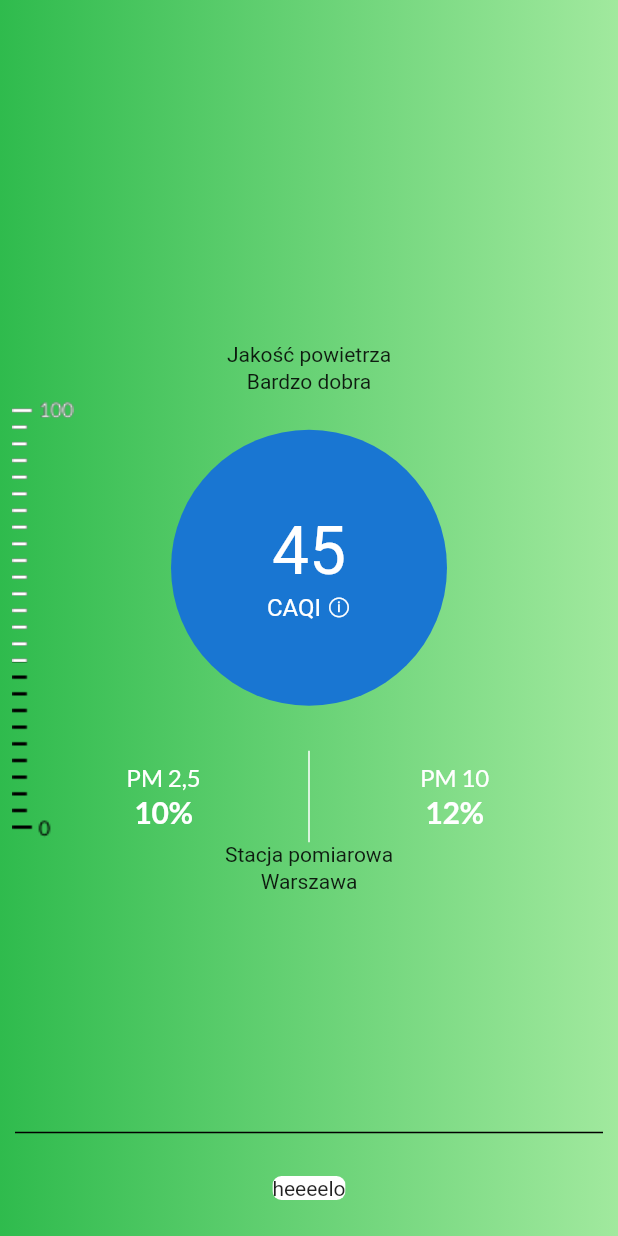
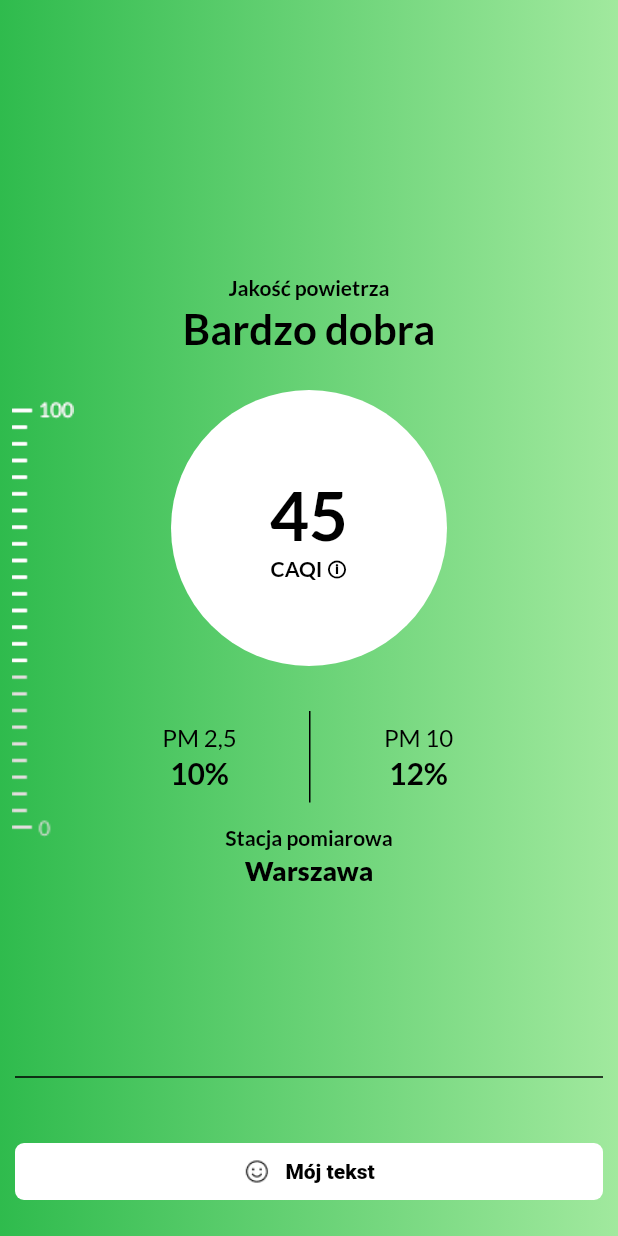
Before and after one commit to tatarmagda/weather, a Flutter app: the AirScreen screen opened directly, on a phone screen of 412 x 824 dp. Run offline on Flutter 3.47's test engine with Material 2 defaults, Android fonts, the phone set to English and light mode, and no system bars; our stand-ins replace google_fonts, weather; network calls fail; statements that could not run were skipped.

Commit message:
styling air screen

```diff
--- a/lib/air_screen.dart
+++ b/lib/air_screen.dart
@@ -33,15 +33,32 @@ class _AirScreenState extends State<AirScreen> {
             child: Column(
               mainAxisAlignment: MainAxisAlignment.center,
               children: [
-                Text("Jakość powietrza"),
+                Text(
+                  "Jakość powietrza",
+                  textAlign: TextAlign.center,
+                  style: GoogleFonts.lato(
+                      textStyle: TextStyle(fontSize: 14.0),
+                      height: 1.2,
+                      color: Color.fromARGB(255, 0, 0, 0),
+                      fontWeight: FontWeight.w700),
+                ),
                 Padding(
                   padding: EdgeInsets.only(top: 2),
                 ),
-                Text("Bardzo dobra"),
+                Text(
+                  "Bardzo dobra",
+                  textAlign: TextAlign.center,
+                  style: GoogleFonts.lato(
+                      textStyle: TextStyle(fontSize: 28.0),
+                      height: 1.2,
+                      color: Color.fromARGB(255, 0, 0, 0),
+                      fontWeight: FontWeight.w700),
+                ),
                 Padding(
                   padding: EdgeInsets.only(top: 24),
                 ),
                 CircleAvatar(
+                  backgroundColor: Colors.white,
                   radius: 92,
                   child: Center(
                     child: Container(
@@ -51,11 +68,20 @@ class _AirScreenState extends State<AirScreen> {
                           Text(
                             "45",
                             textAlign: TextAlign.center,
-                            style: TextStyle(fontSize: 44),
+                            style: GoogleFonts.lato(
+                                textStyle: TextStyle(fontSize: 45.0),
+                                height: 1.2,
+                                color: Color.fromARGB(255, 0, 0, 0),
+                                fontWeight: FontWeight.w700),
                           ),
                           Text(
                             "CAQI ⓘ",
                             textAlign: TextAlign.center,
+                            style: GoogleFonts.lato(
+                                textStyle: TextStyle(fontSize: 14.0),
+                                height: 1.2,
+                                color: Color.fromARGB(255, 0, 0, 0),
+                                fontWeight: FontWeight.w600),
                           ),
                         ],
                       ),
@@ -82,7 +108,7 @@ class _AirScreenState extends State<AirScreen> {
                                 style: GoogleFonts.lato(
                                     textStyle: TextStyle(fontSize: 16.0),
                                     height: 1.2,
-                                    color: Colors.white,
+                                    color: Color.fromARGB(255, 0, 0, 0),
                                     fontWeight: FontWeight.w500),
                               ),
                               Padding(
@@ -94,7 +120,7 @@ class _AirScreenState extends State<AirScreen> {
                                 style: GoogleFonts.lato(
                                     textStyle: TextStyle(fontSize: 20.0),
                                     height: 1.2,
-                                    color: Colors.white,
+                                    color: Color.fromARGB(255, 0, 0, 0),
                                     fontWeight: FontWeight.bold),
                               ),
                             ],
@@ -102,9 +128,9 @@ class _AirScreenState extends State<AirScreen> {
                         ),
                       ),
                       VerticalDivider(
-                        width: 48.0,
+                        width: 0.0,
                         thickness: 1.0,
-                        color: Colors.white,
+                        color: Color.fromARGB(255, 0, 0, 0),
                       ),
                       Padding(
                         padding: const EdgeInsets.all(8.0),
@@ -119,7 +145,7 @@ class _AirScreenState extends State<AirScreen> {
                                 style: GoogleFonts.lato(
                                     textStyle: TextStyle(fontSize: 16.0),
                                     height: 1.2,
-                                    color: Colors.white,
+                                    color: Color.fromARGB(255, 0, 0, 0),
                                     fontWeight: FontWeight.w500),
                               ),
                               Padding(
@@ -131,7 +157,7 @@ class _AirScreenState extends State<AirScreen> {
                                 style: GoogleFonts.lato(
                                     textStyle: TextStyle(fontSize: 20.0),
                                     height: 1.2,
-                                    color: Colors.white,
+                                    color: Color.fromARGB(255, 0, 0, 0),
                                     fontWeight: FontWeight.bold),
                               ),
                             ],
@@ -141,9 +167,17 @@ class _AirScreenState extends State<AirScreen> {
                     ],
                   ),
                 ),
-                Text(
+                Padding(
+                  padding: const EdgeInsets.only(top: 15.0),
+                  child: Text(
                     "Stacja pomiarowa",
                     textAlign: TextAlign.center,
+                    style: GoogleFonts.lato(
+                        textStyle: TextStyle(fontSize: 14.0),
+                        height: 1.2,
+                        color: Color.fromARGB(255, 0, 0, 0),
+                        fontWeight: FontWeight.w600),
+                  ),
                 ),
                 Padding(
                   padding: EdgeInsets.only(top: 2.0),
@@ -151,6 +185,14 @@ class _AirScreenState extends State<AirScreen> {
                 Text(
                   "Warszawa",
                   textAlign: TextAlign.center,
+                  style: GoogleFonts.lato(
+                      textStyle: TextStyle(fontSize: 18.0),
+                      height: 1.2,
+                      color: Color.fromARGB(255, 0, 0, 0),
+                      fontWeight: FontWeight.w900),
+                ),
+                Padding(
+                  padding: EdgeInsets.only(top: 50),
                 ),
               ],
             ),
@@ -168,10 +210,9 @@ class _AirScreenState extends State<AirScreen> {
                     child: Align(
                       alignment: Alignment.topLeft,
                       heightFactor: 1,
-                      child: Image.asset(
-                        "icons/danger-value-negative.png",
+                      child: Image.asset("icons/danger-value-negative.png",
                           scale: 0.9,
-                      ),
+                          color: Color.fromARGB(255, 226, 221, 221)),
                     ),
                   ),
                   ClipRect(
@@ -204,7 +245,7 @@ class _AirScreenState extends State<AirScreen> {
                       left: 10,
                     ),
                     child: Divider(
-                      height: 10,
+                      height: 40,
                       color: Colors.black,
                       thickness: 1,
                     ),
@@ -219,9 +260,30 @@ class _AirScreenState extends State<AirScreen> {
                       borderRadius: BorderRadius.circular(6),
                       child: Container(
                         color: Colors.white,
-                          child: Text("heeeelo"),
+                        padding: EdgeInsets.all(10),
+                        height: 38,
+                        child: IntrinsicHeight(
+                            child: Row(
+                          mainAxisAlignment: MainAxisAlignment.center,
+                          children: [
+                            Image(
+                              alignment: Alignment.center,
+                              image: AssetImage("icons/happy.png"),
                             ),
+                            Padding(
+                              padding: EdgeInsets.only(left: 10),
+                            ),
+                            Text(
+                              "Mój tekst",
+                              style: TextStyle(
+                                  color: Color.fromARGB(255, 0, 0, 0),
+                                  fontWeight: FontWeight.w800),
+                            ),
+                          ],
                         )),
+                      ),
+                    ),
+                  ),
                 ],
               ),
             ),
```
Lines whose indentation alone changed are shown as unchanged.
